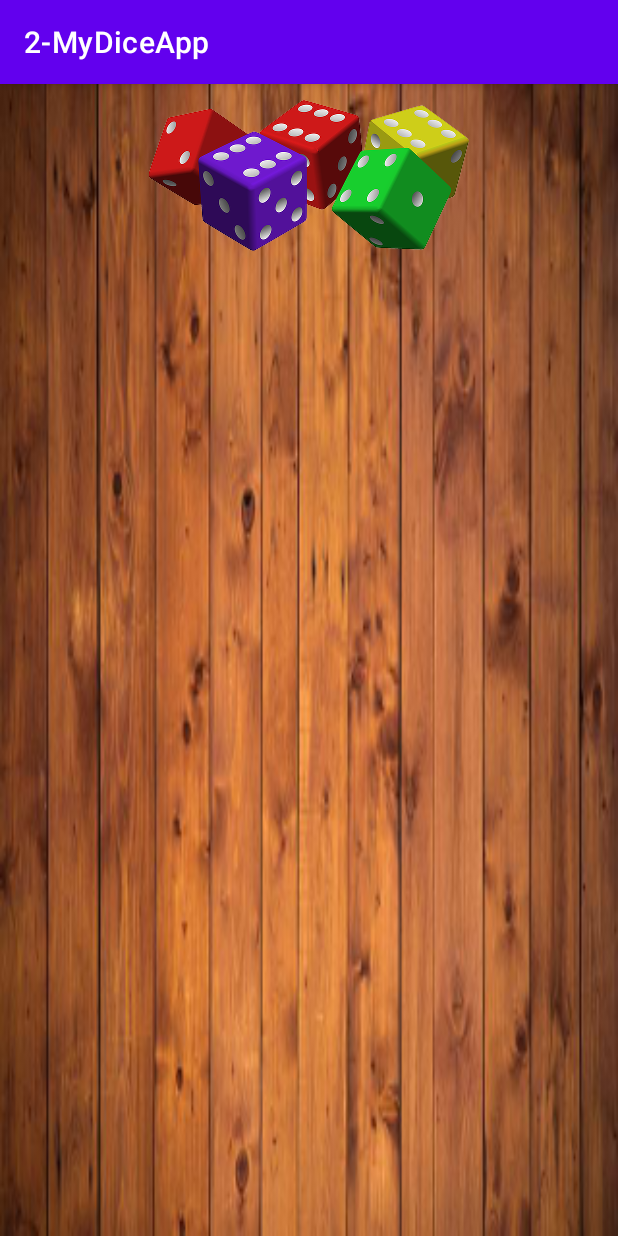
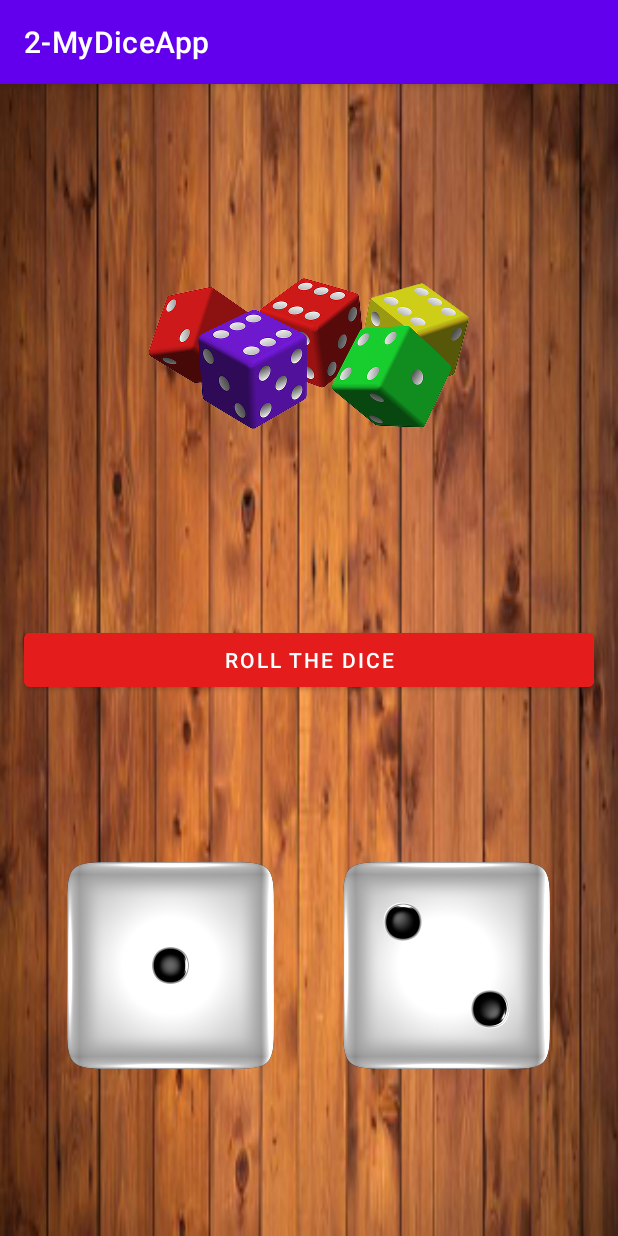
Before and after one commit to mortessa99/2-Android-MyDiceApp, an Android app: the screen it shows after launch (MainActivity), on a phone screen of 412 x 824 dp. Run offline under Robolectric (Android 15) with nearby library versions, the phone set to English and light mode, and no system bars.

Commit message:
ui less14

```diff
--- a/app/src/main/res/layout/activity_main.xml
+++ b/app/src/main/res/layout/activity_main.xml
@@ -11,9 +11,45 @@
         android:id="@+id/imgTop"
         android:layout_width="wrap_content"
         android:layout_height="wrap_content"
-        android:layout_marginTop="8dp"
+        app:layout_constraintBottom_toTopOf="@+id/btnRollDice"
         app:layout_constraintEnd_toEndOf="parent"
         app:layout_constraintStart_toStartOf="parent"
         app:layout_constraintTop_toTopOf="parent"
         app:srcCompat="@drawable/top_image" />
+
+    <Button
+        android:id="@+id/btnRollDice"
+        android:layout_width="0dp"
+        android:layout_height="wrap_content"
+        android:layout_marginStart="16dp"
+        android:layout_marginEnd="16dp"
+        android:backgroundTint="#E41C1C"
+        android:text="Roll The Dice"
+        android:textColor="@color/white"
+        app:layout_constraintBottom_toBottomOf="parent"
+        app:layout_constraintEnd_toEndOf="parent"
+        app:layout_constraintStart_toStartOf="parent"
+        app:layout_constraintTop_toTopOf="parent" />
+
+    <ImageView
+        android:id="@+id/imgDice1"
+        android:layout_width="wrap_content"
+        android:layout_height="wrap_content"
+        app:layout_constraintBottom_toBottomOf="parent"
+        app:layout_constraintEnd_toStartOf="@+id/imgDice2"
+        app:layout_constraintHorizontal_bias="0.5"
+        app:layout_constraintStart_toStartOf="parent"
+        app:layout_constraintTop_toBottomOf="@+id/btnRollDice"
+        app:srcCompat="@drawable/dice1" />
+
+    <ImageView
+        android:id="@+id/imgDice2"
+        android:layout_width="wrap_content"
+        android:layout_height="wrap_content"
+        app:layout_constraintBottom_toBottomOf="parent"
+        app:layout_constraintEnd_toEndOf="parent"
+        app:layout_constraintHorizontal_bias="0.5"
+        app:layout_constraintStart_toEndOf="@+id/imgDice1"
+        app:layout_constraintTop_toBottomOf="@+id/btnRollDice"
+        app:srcCompat="@drawable/dice2" />
 </androidx.constraintlayout.widget.ConstraintLayout>
--- a/app/src/main/res/values-night/themes.xml
+++ b/app/src/main/res/values-night/themes.xml
@@ -3,7 +3,7 @@
     <style name="Theme.2MyDiceApp" parent="Theme.MaterialComponents.Light.NoActionBar">
         <!-- Primary brand color. -->
         <item name="colorPrimary">@color/purple_500</item>
-        <item name="colorPrimaryVariant">@color/purple_700</item>
+        <item name="colorPrimaryVariant">#B54C2B</item>
         <item name="colorOnPrimary">@color/black</item>
         <!-- Secondary brand color. -->
         <item name="colorSecondary">@color/teal_200</item>
```
